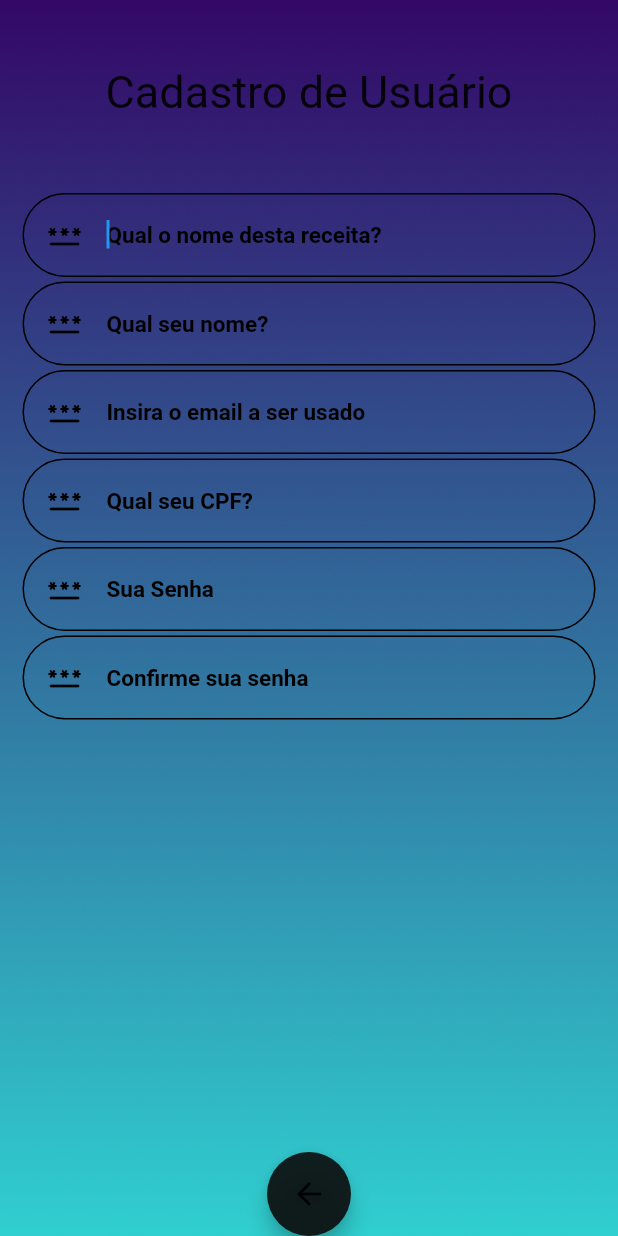
After one commit to Vidottolv/EzPrice, a Flutter app: the screen it shows after launch, after a tap on "Novo aqui? Cadastre-se", on a phone screen of 412 x 824 dp. The commit adds this screen. Run offline on Flutter 3.47's test engine with Material 2 defaults, Android fonts, the light colour scheme and no system bars.

Commit message:
Adição da tela de cadastro user e recriar senha

```diff
--- a/lib/main.dart
+++ b/lib/main.dart
@@ -67,6 +67,10 @@ class TelaPrincipal extends StatelessWidget {
                         Widgets().widgetSenha(),
                         SizedBox(height: 10),
                         Widgets().widgetEntrar(context),
+                        SizedBox(height: 10),
+                        Widgets().widgetEsqueceSenha(context),
+                        SizedBox(height: 10),
+                        Widgets().widgetNovoAqui(context),
                         SizedBox(height: 30),
                         Widgets().widgetSobreNos(context)
                       ])),
--- /dev/null
+++ b/lib/view/cadastrouser.dart
@@ -0,0 +1,77 @@
+// ignore_for_file: prefer_const_constructors
+
+import 'package:flutter/material.dart';
+import 'package:ezprice/main.dart';
+import 'package:ezprice/view/widgets.dart';
+
+class CadastroUser extends StatelessWidget {
+  const CadastroUser({Key? key}) : super(key: key);
+
+  @override
+  Widget build(BuildContext context) {
+    final formKey = GlobalKey<FormState>();
+    return Scaffold(
+        body: Stack(children: [
+      Container(
+        decoration: BoxDecoration(
+            image: DecorationImage(
+                image: AssetImage('images/gradMorpheu.png'),
+                fit: BoxFit.cover)),
+        width: double.infinity,
+        height: double.infinity,
+        alignment: Alignment.center,
+        child: Column(
+          mainAxisAlignment: MainAxisAlignment.center,
+          children: [
+            SizedBox(
+              height: MediaQuery.of(context).size.height * 0.15,
+              child: const Center(
+                child: Text(
+                  'Cadastro de Usuário',
+                  style: TextStyle(
+                    color: Color.fromRGBO(0, 0, 0, 0.9),
+                    fontSize: 30,
+                  ),
+                ),
+              ),
+            ),
+            Expanded(
+              child: Padding(
+                  padding: const EdgeInsets.fromLTRB(15, 5, 15, 5),
+                  child: Form(
+                      key: formKey,
+                      child: Column(children: [
+                        Widgets().widgetNomeReceita(),
+                        SizedBox(height: 3),
+                        Widgets().widgetNomeUser(),
+                        SizedBox(height: 3),
+                        Widgets().widgetEmailUser(),
+                        SizedBox(height: 3),
+                        Widgets().widgetCPF(),
+                        SizedBox(height: 3),
+                        Widgets().widgetSenha(),
+                        SizedBox(height: 3),
+                        Widgets().widgetConfirmaSenha()
+                      ]))),
+            ),
+            Positioned(
+              bottom: 16,
+              right: 16,
+              child: FloatingActionButton(
+                backgroundColor: Color.fromRGBO(13, 12, 12, 0.9),
+                onPressed: () {
+                  Navigator.pop(context,
+                      MaterialPageRoute(builder: (context) => TelaPrincipal()));
+                },
+                child: const Icon(
+                  Icons.arrow_back,
+                  color: Color.fromRGBO(0, 0, 0, 0.9),
+                ),
+              ),
+            ),
+          ],
+        ),
+      )
+    ]));
+  }
+}
--- a/lib/view/widgets.dart
+++ b/lib/view/widgets.dart
@@ -1,9 +1,10 @@
 // ignore_for_file: prefer_const_constructors, prefer_const_literals_to_create_immutables, deprecated_member_use
 
-//import 'package:app01_hello_world/esquecesenha.dart';
 import 'package:flutter/material.dart';
 import 'package:ezprice/view/Sobrenos.dart';
 import 'package:ezprice/view/cadastro.dart';
+import 'package:ezprice/view/esquecesenha.dart';
+import 'package:ezprice/view/cadastrouser.dart';
 
 class Widgets extends StatelessWidget {
   const Widgets({Key? key}) : super(key: key);
@@ -17,7 +18,7 @@ class Widgets extends StatelessWidget {
         widgetSobreNos(context),
         widgetConfirmaSenha(),
         widgetEntrar(context),
-        //widgetEsqueceSenha(context),
+        widgetEsqueceSenha(context),
         widgetNovaSenha(),
         widgetNomeReceita(),
       ],
@@ -95,29 +96,41 @@ class Widgets extends StatelessWidget {
     );
   }
 
-//  widgetEsqueceSenha(BuildContext context) {
-//    return ElevatedButton(
-//      style: ElevatedButton.styleFrom(
-//        primary: Color.fromRGBO(13, 12, 12, 0),
-//        shape: RoundedRectangleBorder(borderRadius: BorderRadius.circular(20)),
-//        side: BorderSide(color: Colors.black),
-//      ),
-//      onPressed: () {
-//        Navigator.push(
-//            context, MaterialPageRoute(builder: (context) => EsqueceSenha()));
-//      },
-//      child: SizedBox(
-//        width: 130,
-//        height: 30,
-//        child: Center(
-//          child: Text(
-//            'Esqueceu a senha?',
-//            style: TextStyle(color: Colors.black),
-//          ),
-//        ),
-//      ),
-//    );
-//  }
+  widgetNovoAqui(BuildContext context) {
+    return GestureDetector(
+      onTap: () {
+        Navigator.push(
+            context, MaterialPageRoute(builder: (context) => CadastroUser()));
+      },
+      child: Container(
+        padding: EdgeInsets.symmetric(horizontal: 10, vertical: 5),
+        child: Text(
+          'Novo aqui? Cadastre-se',
+          style: TextStyle(
+            color: Colors.black,
+          ),
+        ),
+      ),
+    );
+  }
+
+  widgetEsqueceSenha(BuildContext context) {
+    return GestureDetector(
+      onTap: () {
+        Navigator.push(
+            context, MaterialPageRoute(builder: (context) => EsqueceSenha()));
+      },
+      child: Container(
+        padding: EdgeInsets.symmetric(horizontal: 10, vertical: 5),
+        child: Text(
+          'Esqueceu a senha?',
+          style: TextStyle(
+            color: Colors.black,
+          ),
+        ),
+      ),
+    );
+  }
 
   widgetSobreNos(BuildContext context) {
     return InkWell(
@@ -131,12 +144,12 @@ class Widgets extends StatelessWidget {
 
   widgetNovaSenha() {
     return Container(
-      padding: const EdgeInsets.fromLTRB(20, 5, 20, 5),
+      padding: const EdgeInsets.fromLTRB(15, 3, 15, 3),
       decoration: BoxDecoration(
-          borderRadius: BorderRadius.circular(20),
+          borderRadius: BorderRadius.circular(30),
           border: Border.all(color: Colors.black)),
       child: TextField(
-        style: TextStyle(color: Color.fromRGBO(136, 196, 77, 1)),
+        style: TextStyle(color: Colors.black),
         obscureText: true,
         autofocus: true,
         decoration: InputDecoration(
@@ -153,14 +166,86 @@ class Widgets extends StatelessWidget {
     );
   }
 
+  widgetNomeUser() {
+    return Container(
+      padding: const EdgeInsets.fromLTRB(15, 3, 15, 3),
+      decoration: BoxDecoration(
+          borderRadius: BorderRadius.circular(30),
+          border: Border.all(color: Colors.black)),
+      child: TextField(
+        style: TextStyle(color: Colors.black),
+        obscureText: true,
+        autofocus: true,
+        decoration: InputDecoration(
+          border: InputBorder.none,
+          icon: Icon(
+            Icons.password_rounded,
+            color: Colors.black,
+          ),
+          hintText: 'Qual seu nome?',
+          hintStyle: TextStyle(
+              color: Colors.black, fontWeight: FontWeight.bold, fontSize: 15),
+        ),
+      ),
+    );
+  }
+
+  widgetEmailUser() {
+    return Container(
+      padding: const EdgeInsets.fromLTRB(15, 3, 15, 3),
+      decoration: BoxDecoration(
+          borderRadius: BorderRadius.circular(30),
+          border: Border.all(color: Colors.black)),
+      child: TextField(
+        style: TextStyle(color: Colors.black),
+        obscureText: true,
+        autofocus: true,
+        decoration: InputDecoration(
+          border: InputBorder.none,
+          icon: Icon(
+            Icons.password_rounded,
+            color: Colors.black,
+          ),
+          hintText: 'Insira o email a ser usado',
+          hintStyle: TextStyle(
+              color: Colors.black, fontWeight: FontWeight.bold, fontSize: 15),
+        ),
+      ),
+    );
+  }
+
+  widgetCPF() {
+    return Container(
+      padding: const EdgeInsets.fromLTRB(15, 3, 15, 3),
+      decoration: BoxDecoration(
+          borderRadius: BorderRadius.circular(30),
+          border: Border.all(color: Colors.black)),
+      child: TextField(
+        style: TextStyle(color: Colors.black),
+        obscureText: true,
+        autofocus: true,
+        decoration: InputDecoration(
+          border: InputBorder.none,
+          icon: Icon(
+            Icons.password_rounded,
+            color: Colors.black,
+          ),
+          hintText: 'Qual seu CPF?',
+          hintStyle: TextStyle(
+              color: Colors.black, fontWeight: FontWeight.bold, fontSize: 15),
+        ),
+      ),
+    );
+  }
+
   widgetConfirmaSenha() {
     return Container(
-      padding: const EdgeInsets.fromLTRB(20, 5, 20, 5),
+      padding: const EdgeInsets.fromLTRB(15, 3, 15, 3),
       decoration: BoxDecoration(
-          borderRadius: BorderRadius.circular(20),
+          borderRadius: BorderRadius.circular(30),
           border: Border.all(color: Colors.black)),
       child: TextField(
-        style: TextStyle(color: Color.fromRGBO(136, 196, 77, 1)),
+        style: TextStyle(color: Colors.black),
         obscureText: true,
         autofocus: true,
         decoration: InputDecoration(
@@ -179,12 +264,12 @@ class Widgets extends StatelessWidget {
 
 //    widgetReivindicar() {
 //    return Container(
-//      padding: const EdgeInsets.fromLTRB(20, 5, 20, 5),
+//      padding:  const EdgeInsets.fromLTRB(15, 3, 15, 3),
 //      decoration: BoxDecoration(
-//          borderRadius: BorderRadius.circular(20),
+//          borderRadius: BorderRadius.circular(30),
 //          border: Border.all(color: Colors.black)),
 //      child: TextField(
-//        style: TextStyle(color: Color.fromRGBO(136, 196, 77, 1)),
+//        style: TextStyle(color: Colors.black),
 //        obscureText: true,
 //        autofocus: true,
 //        decoration: InputDecoration(
@@ -205,7 +290,7 @@ class Widgets extends StatelessWidget {
 
   widgetNomeReceita() {
     return Container(
-      padding: const EdgeInsets.fromLTRB(20, 5, 20, 5),
+      padding: const EdgeInsets.fromLTRB(15, 3, 15, 3),
       decoration: BoxDecoration(
           borderRadius: BorderRadius.circular(30),
           border: Border.all(color: Colors.black)),
@@ -293,7 +378,7 @@ class Widgets extends StatelessWidget {
     return ElevatedButton(
       style: ElevatedButton.styleFrom(
         primary: Color.fromRGBO(13, 12, 12, 0),
-        shape: RoundedRectangleBorder(borderRadius: BorderRadius.circular(20)),
+        shape: RoundedRectangleBorder(borderRadius: BorderRadius.circular(30)),
         side: BorderSide(color: Colors.black),
       ),
       onPressed: () {},
```
Also changed, not shown: lib/view/esquecesenha.dart (added, +75 -0 lines).
